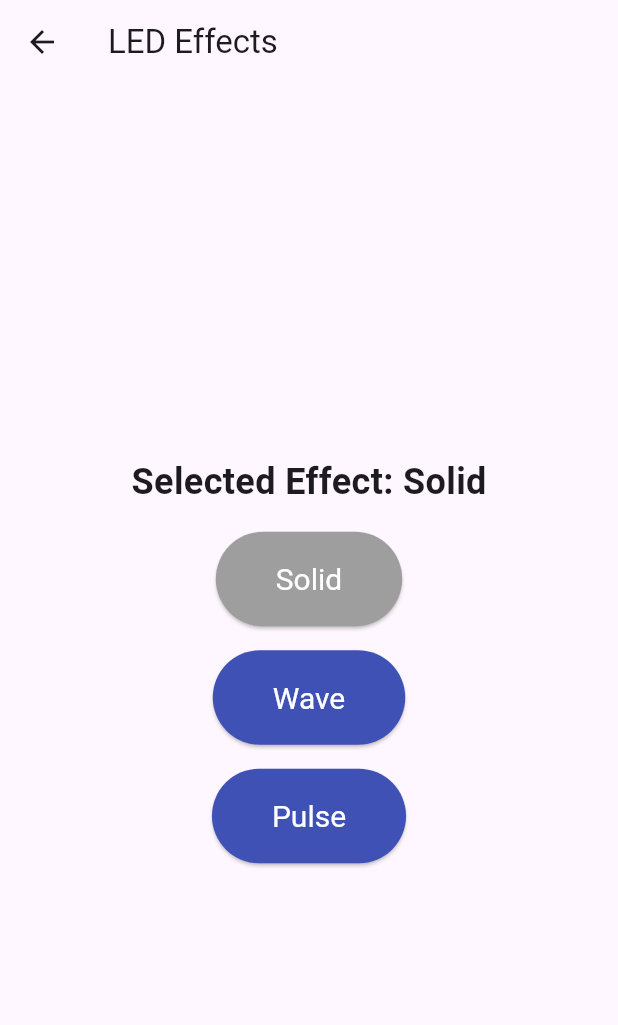
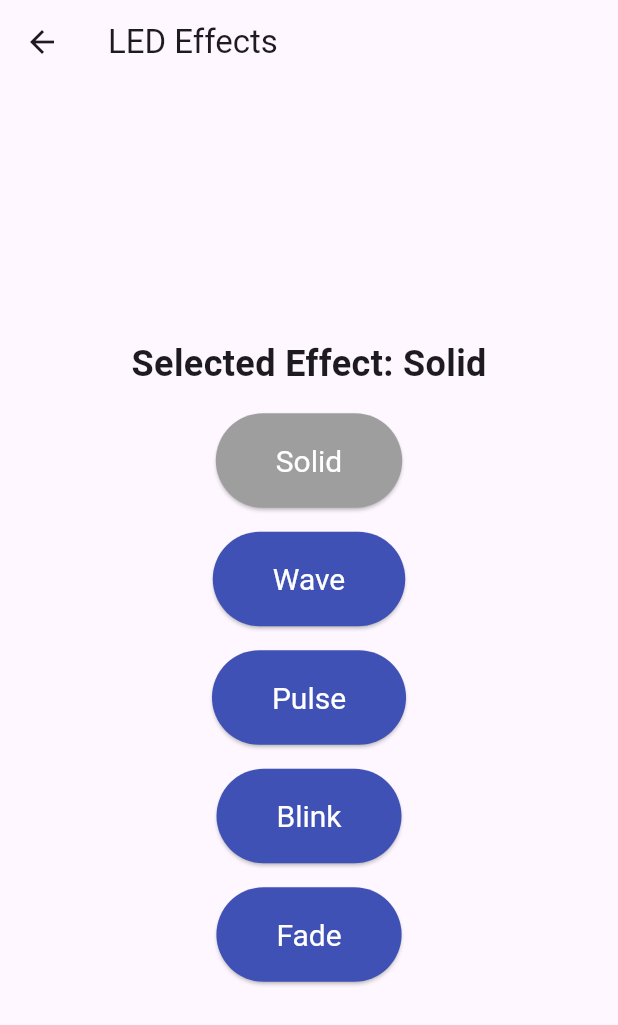
Before and after one commit to BartlomiejOstrycharz/led_app, a Flutter app: the EffectsPage screen opened directly, on a phone screen of 412 x 824 dp. Shown: the top 1025 px of the screen. Run offline on Flutter 3.47's test engine with Material 3 defaults, Android fonts, the phone set to English and light mode, and no system bars; missing offline and left inert: flutter_circle_color_picker; network calls fail.

```diff
--- a/led_app/lib/effects_page.dart
+++ b/led_app/lib/effects_page.dart
@@ -67,6 +67,36 @@ class _EffectsPageState extends State<EffectsPage> {
               ),
               child: Text('Pulse'),
             ),
+            SizedBox(height: 16),
+            ElevatedButton(
+              onPressed: () {
+                setState(() {
+                  selectedEffect = 'Blink';
+                });
+              },
+              style: ElevatedButton.styleFrom(
+                padding: EdgeInsets.symmetric(vertical: 20, horizontal: 40),
+                textStyle: TextStyle(fontSize: 20),
+                primary: selectedEffect == 'Blink' ? Colors.grey : Colors.indigo,
+                onPrimary: Colors.white,
+              ),
+              child: Text('Blink'),
+            ),
+            SizedBox(height: 16),
+            ElevatedButton(
+              onPressed: () {
+                setState(() {
+                  selectedEffect = 'Fade';
+                });
+              },
+              style: ElevatedButton.styleFrom(
+                padding: EdgeInsets.symmetric(vertical: 20, horizontal: 40),
+                textStyle: TextStyle(fontSize: 20),
+                primary: selectedEffect == 'Fade' ? Colors.grey : Colors.indigo,
+                onPrimary: Colors.white,
+              ),
+              child: Text('Fade'),
+            ),
           ],
         ),
       ),
```
Also changed, not shown: 2 other files.
